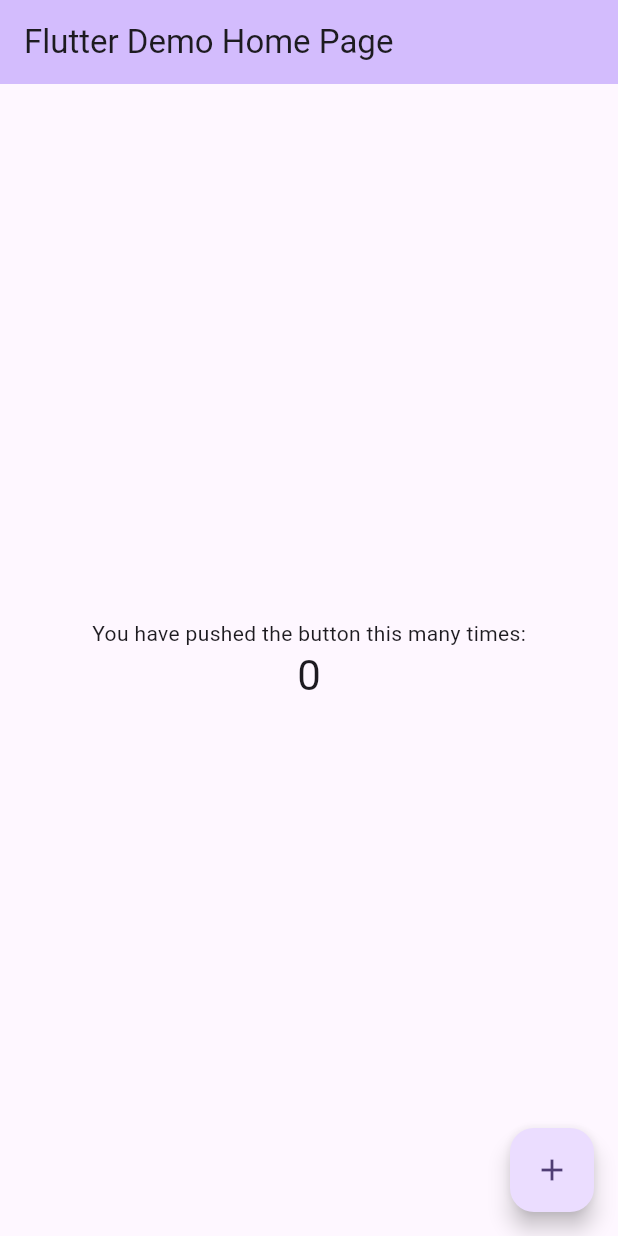
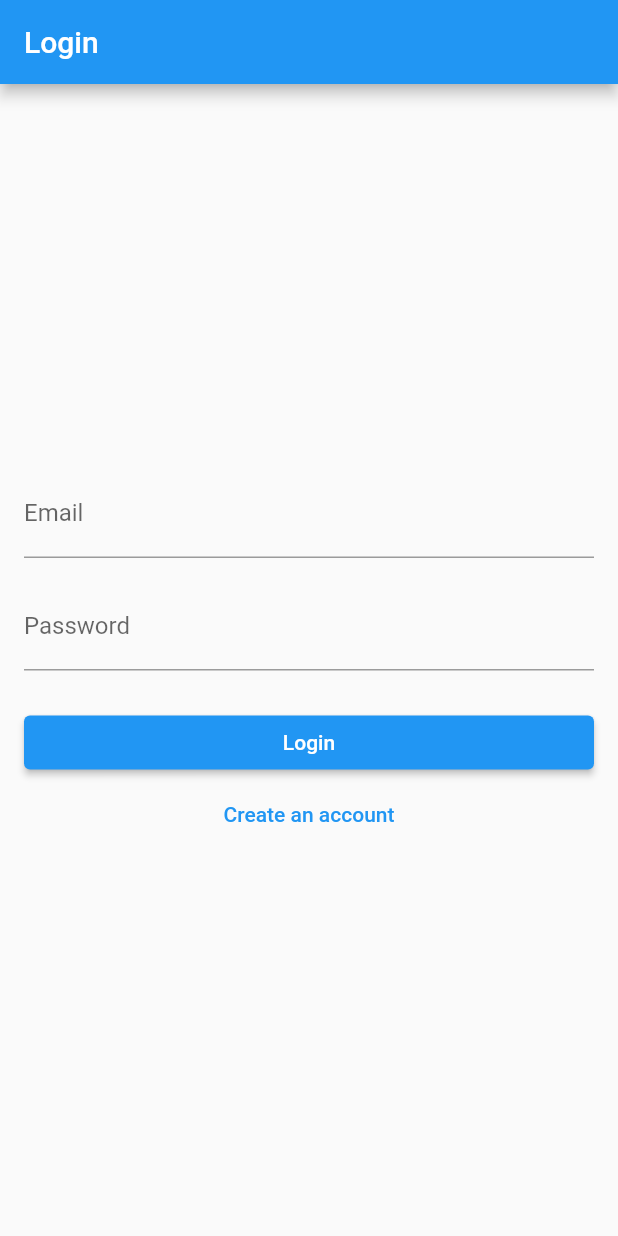
Before and after one commit to belal-bh/fatty-flutter, a Flutter app: the screen it shows after launch, on a phone screen of 412 x 824 dp. Run offline on Flutter 3.47's test engine with Material 2 defaults, Android fonts, the phone set to English and light mode, and no system bars; our stand-ins replace go_router, shared_preferences.

Commit message:
adds go-router and providers

```diff
--- /dev/null
+++ b/lib/auth_state.dart
@@ -0,0 +1,25 @@
+import 'package:flutter/material.dart';
+import 'package:shared_preferences/shared_preferences.dart';
+
+import 'constants.dart';
+
+class AuthState extends ChangeNotifier {
+  final SharedPreferences prefs;
+  bool _loggedIn = false;
+
+  AuthState(this.prefs) {
+    loggedIn = prefs.getBool(loggedInKey) ?? false;
+  }
+
+  bool get loggedIn => _loggedIn;
+  set loggedIn(bool value) {
+    _loggedIn = value;
+    prefs.setBool(loggedInKey, value);
+    notifyListeners();
+  }
+
+  void checkLoggedIn() {
+    loggedIn = prefs.getBool(loggedInKey) ?? false;
+    debugPrint("LoggedIn: ${loggedIn.toString()}");
+  }
+}
--- /dev/null
+++ b/lib/constants.dart
@@ -0,0 +1,7 @@
+const String rootRouteName = 'root';
+const String homeRouteName = 'home';
+const String loginRouteName = 'login';
+const String signupRouteName = 'signup';
+const String dashRouteName = 'dash';
+const String profileRouteName = 'profile';
+const String loggedInKey = 'LoggedIn';
--- a/lib/main.dart
+++ b/lib/main.dart
@@ -1,125 +1,43 @@
+import 'package:fatty_flutter/auth_state.dart';
+import 'package:fatty_flutter/router.dart';
 import 'package:flutter/material.dart';
+import 'package:provider/provider.dart';
+import 'package:shared_preferences/shared_preferences.dart';
 
-void main() {
-  runApp(const MyApp());
+Future<void> main() async {
+  WidgetsFlutterBinding.ensureInitialized();
+  final state = AuthState(await SharedPreferences.getInstance());
+  state.checkLoggedIn();
+
+  runApp(MyApp(authState: state));
 }
 
 class MyApp extends StatelessWidget {
-  const MyApp({super.key});
+  final AuthState authState;
+  const MyApp({super.key, required this.authState});
 
-  // This widget is the root of your application.
   @override
   Widget build(BuildContext context) {
-    return MaterialApp(
-      title: 'Flutter Demo',
-      theme: ThemeData(
-        // This is the theme of your application.
-        //
-        // TRY THIS: Try running your application with "flutter run". You'll see
-        // the application has a blue toolbar. Then, without quitting the app,
-        // try changing the seedColor in the colorScheme below to Colors.green
-        // and then invoke "hot reload" (save your changes or press the "hot
-        // reload" button in a Flutter-supported IDE, or press "r" if you used
-        // the command line to start the app).
-        //
-        // Notice that the counter didn't reset back to zero; the application
-        // state is not lost during the reload. To reset the state, use hot
-        // restart instead.
-        //
-        // This works for code too, not just values: Most code changes can be
-        // tested with just a hot reload.
-        colorScheme: ColorScheme.fromSeed(seedColor: Colors.deepPurple),
-        useMaterial3: true,
+    return MultiProvider(
+      providers: [
+        ChangeNotifierProvider<AuthState>(
+            lazy: false, create: (BuildContext createContext) => authState),
+        Provider<AppRouter>(
+          lazy: false,
+          create: (BuildContext createContext) => AppRouter(authState),
+        ),
+      ],
+      child: Builder(
+        builder: (context) {
+          final router = Provider.of<AppRouter>(context, listen: false).router;
+          return MaterialApp.router(
+            routerConfig: router,
+            debugShowCheckedModeBanner: false,
+            title: "Fatty Flutter App",
+            theme: ThemeData(primarySwatch: Colors.blue),
+          );
+        },
       ),
-      home: const MyHomePage(title: 'Flutter Demo Home Page'),
     );
   }
 }
-
-class MyHomePage extends StatefulWidget {
-  const MyHomePage({super.key, required this.title});
-
-  // This widget is the home page of your application. It is stateful, meaning
-  // that it has a State object (defined below) that contains fields that affect
-  // how it looks.
-
-  // This class is the configuration for the state. It holds the values (in this
-  // case the title) provided by the parent (in this case the App widget) and
-  // used by the build method of the State. Fields in a Widget subclass are
-  // always marked "final".
-
-  final String title;
-
-  @override
-  State<MyHomePage> createState() => _MyHomePageState();
-}
-
-class _MyHomePageState extends State<MyHomePage> {
-  int _counter = 0;
-
-  void _incrementCounter() {
-    setState(() {
-      // This call to setState tells the Flutter framework that something has
-      // changed in this State, which causes it to rerun the build method below
-      // so that the display can reflect the updated values. If we changed
-      // _counter without calling setState(), then the build method would not be
-      // called again, and so nothing would appear to happen.
-      _counter++;
-    });
-  }
-
-  @override
-  Widget build(BuildContext context) {
-    // This method is rerun every time setState is called, for instance as done
-    // by the _incrementCounter method above.
-    //
-    // The Flutter framework has been optimized to make rerunning build methods
-    // fast, so that you can just rebuild anything that needs updating rather
-    // than having to individually change instances of widgets.
-    return Scaffold(
-      appBar: AppBar(
-        // TRY THIS: Try changing the color here to a specific color (to
-        // Colors.amber, perhaps?) and trigger a hot reload to see the AppBar
-        // change color while the other colors stay the same.
-        backgroundColor: Theme.of(context).colorScheme.inversePrimary,
-        // Here we take the value from the MyHomePage object that was created by
-        // the App.build method, and use it to set our appbar title.
-        title: Text(widget.title),
-      ),
-      body: Center(
-        // Center is a layout widget. It takes a single child and positions it
-        // in the middle of the parent.
-        child: Column(
-          // Column is also a layout widget. It takes a list of children and
-          // arranges them vertically. By default, it sizes itself to fit its
-          // children horizontally, and tries to be as tall as its parent.
-          //
-          // Column has various properties to control how it sizes itself and
-          // how it positions its children. Here we use mainAxisAlignment to
-          // center the children vertically; the main axis here is the vertical
-          // axis because Columns are vertical (the cross axis would be
-          // horizontal).
-          //
-          // TRY THIS: Invoke "debug painting" (choose the "Toggle Debug Paint"
-          // action in the IDE, or press "p" in the console), to see the
-          // wireframe for each widget.
-          mainAxisAlignment: MainAxisAlignment.center,
-          children: <Widget>[
-            const Text(
-              'You have pushed the button this many times:',
-            ),
-            Text(
-              '$_counter',
-              style: Theme.of(context).textTheme.headlineMedium,
-            ),
-          ],
-        ),
-      ),
-      floatingActionButton: FloatingActionButton(
-        onPressed: _incrementCounter,
-        tooltip: 'Increment',
-        child: const Icon(Icons.add),
-      ), // This trailing comma makes auto-formatting nicer for build methods.
-    );
-  }
-}
--- /dev/null
+++ b/lib/router.dart
@@ -0,0 +1,169 @@
+import 'package:fatty_flutter/auth_state.dart';
+import 'package:fatty_flutter/constants.dart';
+import 'package:fatty_flutter/screens/dash.dart';
+import 'package:fatty_flutter/screens/error.dart';
+import 'package:fatty_flutter/screens/home.dart';
+import 'package:fatty_flutter/screens/login.dart';
+import 'package:fatty_flutter/screens/profile.dart';
+import 'package:fatty_flutter/screens/signup.dart';
+import 'package:flutter/material.dart';
+import 'package:go_router/go_router.dart';
+
+final GlobalKey<NavigatorState> _rootNavigatorKey =
+    GlobalKey<NavigatorState>(debugLabel: 'root');
+final GlobalKey<NavigatorState> _shellNavigatorKey =
+    GlobalKey<NavigatorState>(debugLabel: 'shell');
+
+class AppRouter {
+  final AuthState authState;
+  AppRouter(this.authState);
+
+  late final router = GoRouter(
+    navigatorKey: _rootNavigatorKey,
+    refreshListenable: authState,
+    debugLogDiagnostics: true,
+    initialLocation: '/',
+    routes: [
+      GoRoute(
+        path: '/',
+        name: rootRouteName,
+        redirect: (context, state) => state.namedLocation(loginRouteName),
+      ),
+      ShellRoute(
+        navigatorKey: _shellNavigatorKey,
+        builder: (BuildContext context, GoRouterState state, Widget child) {
+          return ScaffoldWithNavBar(child: child);
+        },
+        routes: <RouteBase>[
+          GoRoute(
+            path: '/home',
+            name: homeRouteName,
+            pageBuilder: (context, state) => MaterialPage(
+              child: const HomeScreen(),
+              key: state.pageKey,
+            ),
+          ),
+          GoRoute(
+            path: '/dash',
+            name: dashRouteName,
+            pageBuilder: (context, state) => MaterialPage(
+              child: const DashScreen(),
+              key: state.pageKey,
+            ),
+          ),
+          GoRoute(
+            path: '/profile',
+            name: profileRouteName,
+            pageBuilder: (context, state) => MaterialPage(
+              child: const ProfileScreen(),
+              key: state.pageKey,
+            ),
+          ),
+        ],
+      ),
+      GoRoute(
+        path: '/login',
+        name: loginRouteName,
+        pageBuilder: (context, state) => MaterialPage(
+          child: const LoginScreen(),
+          key: state.pageKey,
+        ),
+      ),
+      GoRoute(
+        path: '/signup',
+        name: signupRouteName,
+        pageBuilder: (context, state) => MaterialPage(
+          child: const SignupScreen(),
+          key: state.pageKey,
+        ),
+      ),
+    ],
+    errorPageBuilder: (context, state) => MaterialPage(
+      key: state.pageKey,
+      child: ErrorScreen(error: state.error),
+    ),
+    redirect: (BuildContext context, GoRouterState state) {
+      final loginLocation = state.namedLocation(loginRouteName);
+      final loggingIn = state.matchedLocation == loginLocation;
+      final signupLocation = state.namedLocation(signupRouteName);
+      final registeringAccount = state.matchedLocation == signupLocation;
+      final loggedIn = authState.loggedIn;
+      final homelocation = state.namedLocation(homeRouteName);
+
+      if (!loggedIn && !loggingIn && !registeringAccount) {
+        return loginLocation;
+      }
+      if (loggedIn && (loggingIn || registeringAccount)) {
+        return homelocation;
+      }
+      return null;
+    },
+  );
+}
+
+/// Builds the "shell" for the app by building a Scaffold with a
+/// BottomNavigationBar, where [child] is placed in the body of the Scaffold.
+class ScaffoldWithNavBar extends StatelessWidget {
+  /// Constructs an [ScaffoldWithNavBar].
+  const ScaffoldWithNavBar({
+    required this.child,
+    super.key,
+  });
+
+  /// The widget to display in the body of the Scaffold.
+  /// In this sample, it is a Navigator.
+  final Widget child;
+
+  @override
+  Widget build(BuildContext context) {
+    return Scaffold(
+      body: child,
+      bottomNavigationBar: BottomNavigationBar(
+        items: const <BottomNavigationBarItem>[
+          BottomNavigationBarItem(
+            icon: Icon(Icons.home),
+            label: 'Home',
+          ),
+          BottomNavigationBarItem(
+            icon: Icon(Icons.flutter_dash_rounded),
+            label: 'Dash',
+          ),
+          BottomNavigationBarItem(
+            icon: Icon(Icons.person_rounded),
+            label: 'Profile',
+          ),
+        ],
+        currentIndex: _calculateSelectedIndex(context),
+        onTap: (int idx) => _onItemTapped(idx, context),
+      ),
+    );
+  }
+
+  static int _calculateSelectedIndex(BuildContext context) {
+    final String location = GoRouterState.of(context).location;
+    if (location.startsWith('/home')) {
+      return 0;
+    }
+    if (location.startsWith('/dash')) {
+      return 1;
+    }
+    if (location.startsWith('/profile')) {
+      return 2;
+    }
+    return 0;
+  }
+
+  void _onItemTapped(int index, BuildContext context) {
+    switch (index) {
+      case 0:
+        GoRouter.of(context).go('/home');
+        break;
+      case 1:
+        GoRouter.of(context).go('/dash');
+        break;
+      case 2:
+        GoRouter.of(context).go('/profile');
+        break;
+    }
+  }
+}
--- /dev/null
+++ b/lib/screens/login.dart
@@ -0,0 +1,47 @@
+import 'package:fatty_flutter/auth_state.dart';
+import 'package:fatty_flutter/constants.dart';
+import 'package:flutter/material.dart';
+import 'package:go_router/go_router.dart';
+import 'package:provider/provider.dart';
+
+class LoginScreen extends StatelessWidget {
+  const LoginScreen({super.key});
+
+  @override
+  Widget build(BuildContext context) {
+    return Scaffold(
+      appBar: AppBar(title: const Text('Login')),
+      body: Padding(
+        padding: const EdgeInsets.all(16.0),
+        child: Column(
+          mainAxisAlignment: MainAxisAlignment.center,
+          crossAxisAlignment: CrossAxisAlignment.stretch,
+          children: [
+            TextFormField(
+              decoration: const InputDecoration(labelText: 'Email'),
+            ),
+            const SizedBox(height: 16),
+            TextFormField(
+              obscureText: true,
+              decoration: const InputDecoration(labelText: 'Password'),
+            ),
+            const SizedBox(height: 24),
+            ElevatedButton(
+              onPressed: () {
+                context.read<AuthState>().loggedIn = true;
+              },
+              child: const Text('Login'),
+            ),
+            TextButton(
+              onPressed: () {
+                // Navigate to signup screen
+                context.goNamed(signupRouteName);
+              },
+              child: const Text('Create an account'),
+            ),
+          ],
+        ),
+      ),
+    );
+  }
+}
```
Also changed, not shown: lib/screens/dash.dart (added, +34 -0 lines), lib/screens/error.dart (added, +46 -0 lines), lib/screens/home.dart (added, +41 -0 lines), lib/screens/profile.dart (added, +33 -0 lines), lib/screens/signup.dart (added, +48 -0 lines), pubspec.yaml (+5 -4 lines), pubspec.lock, 2 other files.
